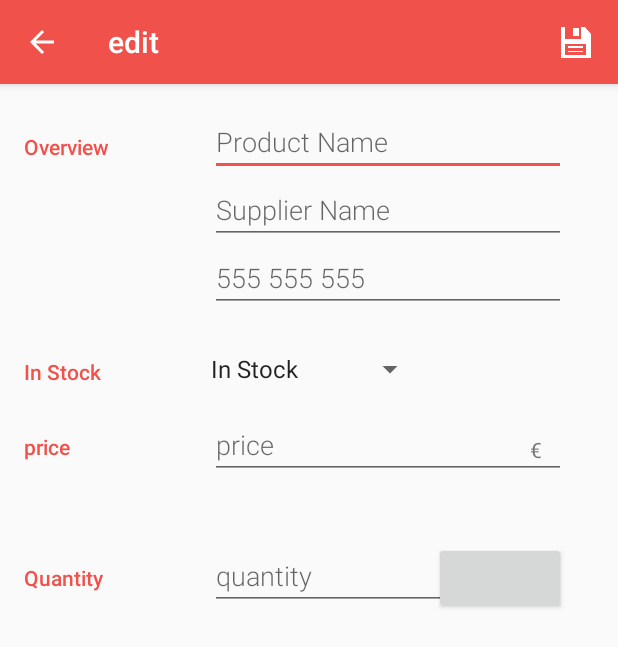
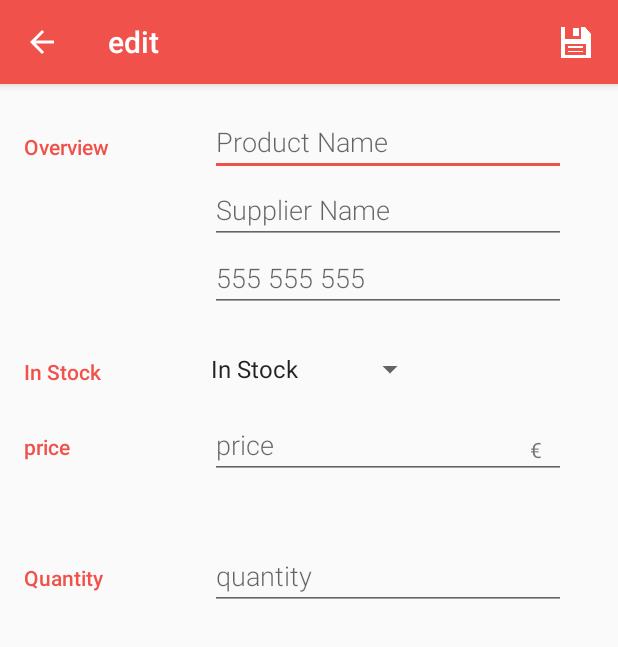
Before and after one commit to carquet/android_project8-9, an Android app: the EditActivity screen opened directly, with no data from a screen before it, on a phone screen of 412 x 824 dp. Shown: the top 647 px of the screen. Run offline under Robolectric (Android 15) with nearby library versions, the phone set to English and light mode, and no system bars.

```diff
--- a/app/src/main/res/layout/activity_edit.xml
+++ b/app/src/main/res/layout/activity_edit.xml
@@ -150,11 +150,7 @@
                 android:inputType="number"
                 style="@style/EditorFieldStyle" />
 
-            <Button
-                android:id="@+id/button_increase"
-                android:layout_height="wrap_content"
-                android:layout_width="wrap_content"
-                android:layout_alignRight="@+id/edit_quantity" />
+
 
         </RelativeLayout>
 
```
